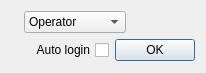
First picture: the form in source/wnd/login.ui, repository ww4u/mct-t4, before the edit.
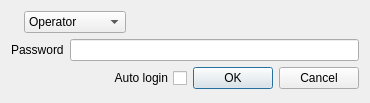
Second picture: the form after the edit. Icons and pictures are not drawn.

```diff
--- a/source/wnd/login.ui
+++ b/source/wnd/login.ui
@@ -6,8 +6,8 @@
    <rect>
     <x>0</x>
     <y>0</y>
-    <width>206</width>
-    <height>73</height>
+    <width>370</width>
+    <height>103</height>
    </rect>
   </property>
   <property name="windowTitle">
@@ -72,6 +72,27 @@
      </item>
     </layout>
    </item>
+   <item>
+    <layout class="QHBoxLayout" name="horizontalLayout_3">
+     <item>
+      <widget class="QLabel" name="labPw">
+       <property name="text">
+        <string>Password</string>
+       </property>
+      </widget>
+     </item>
+     <item>
+      <widget class="QLineEdit" name="edtPw">
+       <property name="echoMode">
+        <enum>QLineEdit::Password</enum>
+       </property>
+       <property name="clearButtonEnabled">
+        <bool>true</bool>
+       </property>
+      </widget>
+     </item>
+    </layout>
+   </item>
    <item>
     <layout class="QHBoxLayout" name="horizontalLayout_2">
      <item>
@@ -103,7 +124,7 @@
         <enum>Qt::Horizontal</enum>
        </property>
        <property name="standardButtons">
-        <set>QDialogButtonBox::Ok</set>
+        <set>QDialogButtonBox::Cancel|QDialogButtonBox::Ok</set>
        </property>
       </widget>
      </item>
```
Left out of the diff: 10 changed lines with no effect on the pictures.
